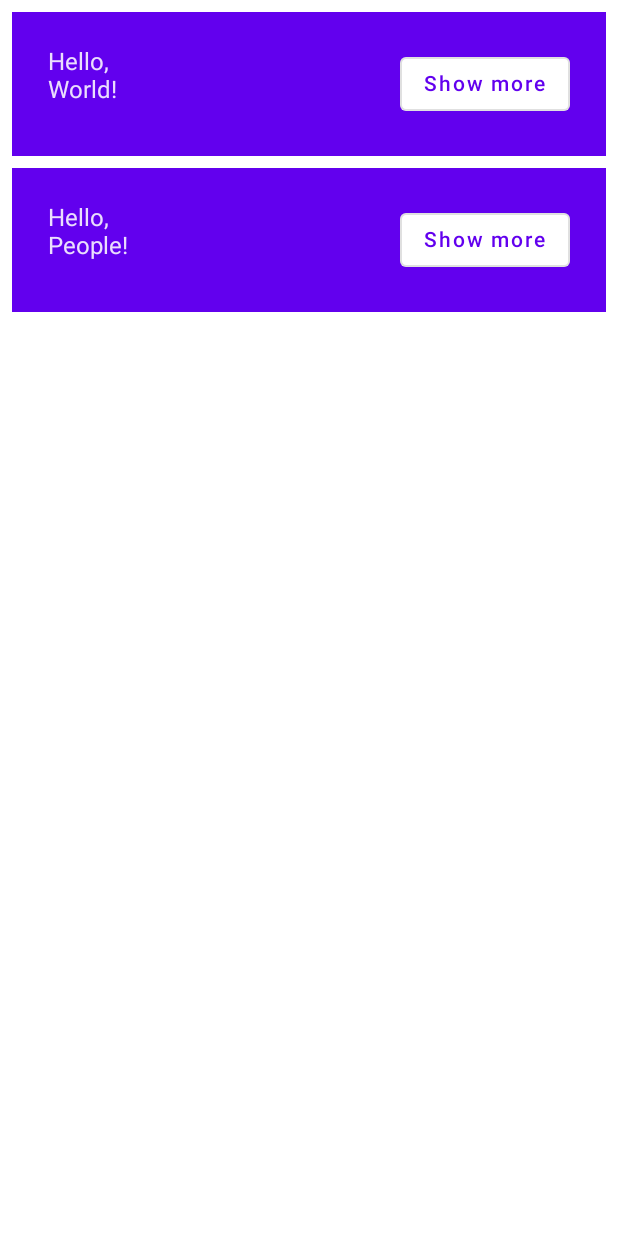
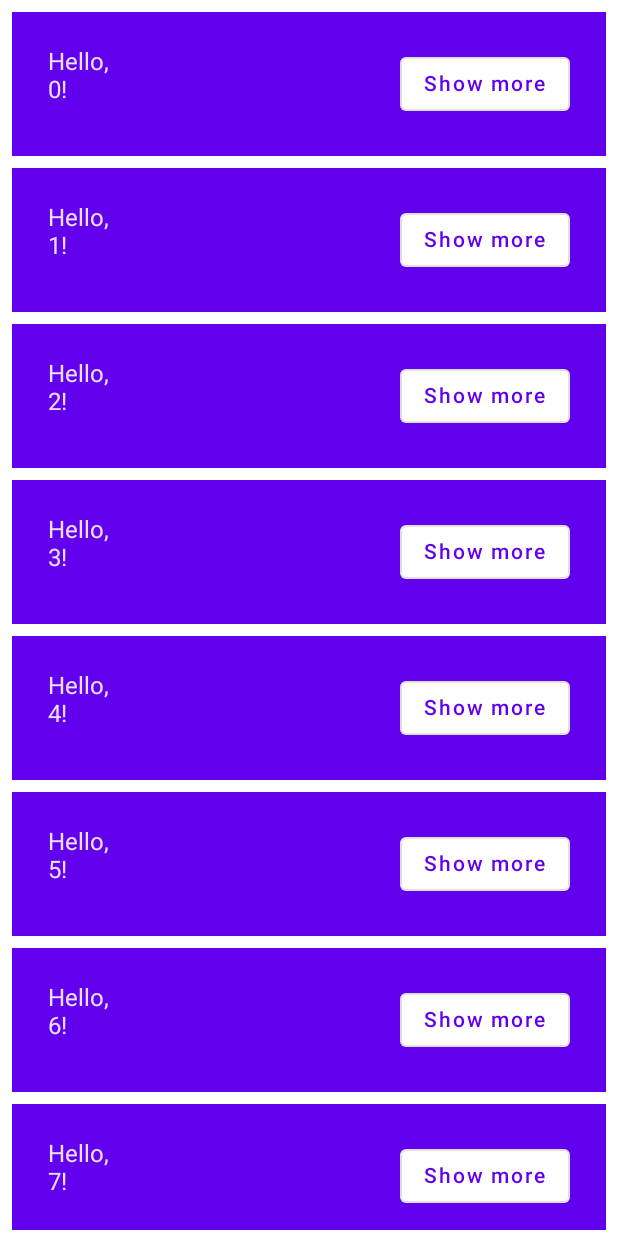
Before and after one commit to nimisaya/android-playground, an Android app built with Jetpack Compose: the screen it shows after launch (MainActivity), after a tap on "Continue", on a phone screen of 412 x 824 dp. Run offline under Robolectric (Android 15) with nearby library versions, the phone set to English and light mode, and no system bars.

Commit message:
Display 1000 scrollable greetings

```diff
--- a/AnimatedList/app/src/main/java/com/nimisaya/animatedlist/MainActivity.kt
+++ b/AnimatedList/app/src/main/java/com/nimisaya/animatedlist/MainActivity.kt
@@ -4,6 +4,8 @@ import android.os.Bundle
 import androidx.activity.ComponentActivity
 import androidx.activity.compose.setContent
 import androidx.compose.foundation.layout.*
+import androidx.compose.foundation.lazy.LazyColumn
+import androidx.compose.foundation.lazy.items
 import androidx.compose.material.*
 import androidx.compose.runtime.*
 import androidx.compose.ui.Alignment
@@ -54,9 +56,9 @@ fun OnboardingScreen(onContinueClicked: () -> Unit = {}){
 }
 
 @Composable
-private fun Greetings(names: List<String> = listOf("World", "People")){
-    Column(modifier = Modifier.padding(vertical = 4.dp)) {
-        for (name in names) {
+private fun Greetings(names: List<String> = List(1000) { "$it" }){
+    LazyColumn(modifier = Modifier.padding(vertical = 4.dp)) {
+        items (items = names) { name ->
             Greeting(name = name)
         }
     }
@@ -95,6 +97,6 @@ fun OnboardingPreview() {
 @Composable
 fun DefaultPreview() {
     AnimatedListTheme {
-        MyApp()
+        Greetings()
     }
 }
```
